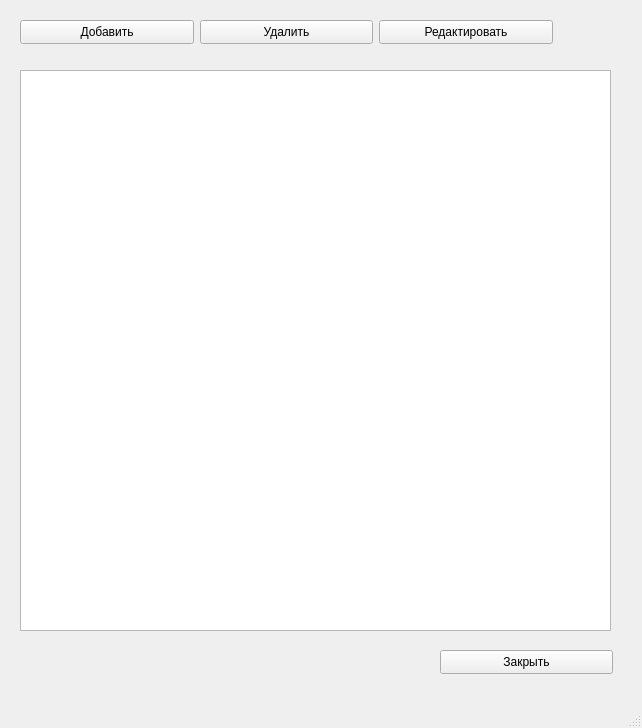
First picture: the form in ui/edit_catalog.ui, repository Th0rn-dev/training-planner-2, before the edit.
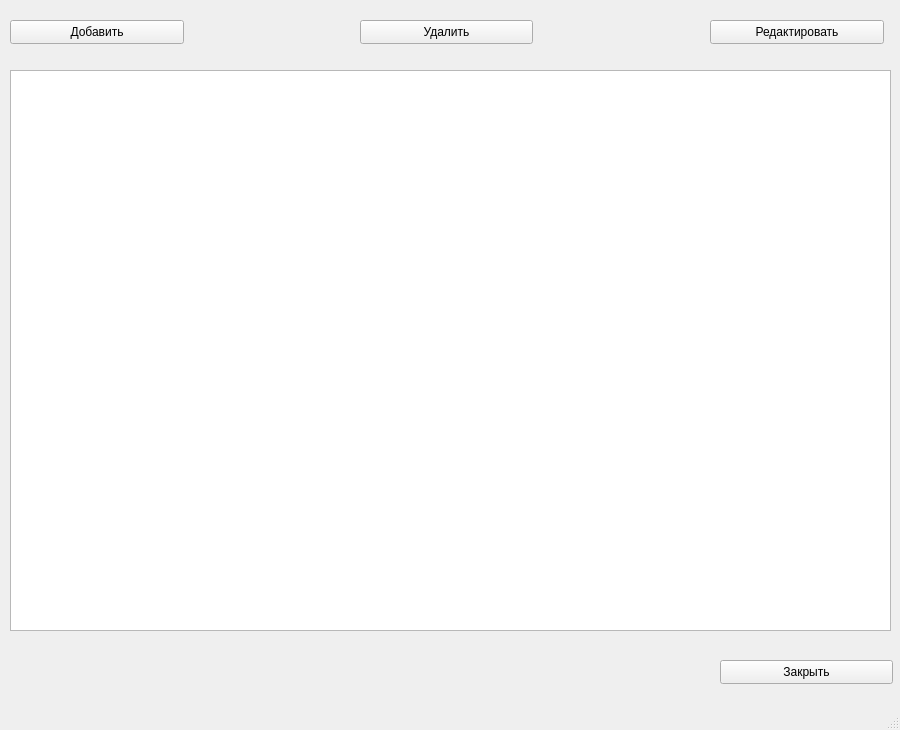
Second picture: the form after the edit.

What changed in the file:
```diff
--- a/ui/edit_catalog.ui
+++ b/ui/edit_catalog.ui
@@ -6,8 +6,8 @@
    <rect>
     <x>0</x>
     <y>0</y>
-    <width>642</width>
-    <height>728</height>
+    <width>900</width>
+    <height>730</height>
    </rect>
   </property>
   <property name="windowTitle">
@@ -17,7 +17,7 @@
    <widget class="QPushButton" name="buttonEdit">
     <property name="geometry">
      <rect>
-      <x>379</x>
+      <x>710</x>
       <y>20</y>
       <width>174</width>
       <height>24</height>
@@ -30,8 +30,8 @@
    <widget class="QPushButton" name="buttonExit">
     <property name="geometry">
      <rect>
-      <x>440</x>
-      <y>650</y>
+      <x>720</x>
+      <y>660</y>
       <width>173</width>
       <height>24</height>
      </rect>
@@ -43,7 +43,7 @@
    <widget class="QPushButton" name="buttonAdd">
     <property name="geometry">
      <rect>
-      <x>20</x>
+      <x>10</x>
       <y>20</y>
       <width>174</width>
       <height>24</height>
@@ -56,7 +56,7 @@
    <widget class="QPushButton" name="buttonRemove">
     <property name="geometry">
      <rect>
-      <x>200</x>
+      <x>360</x>
       <y>20</y>
       <width>173</width>
       <height>24</height>
@@ -69,9 +69,9 @@
    <widget class="QTableView" name="tableView">
     <property name="geometry">
      <rect>
-      <x>20</x>
+      <x>10</x>
       <y>70</y>
-      <width>591</width>
+      <width>881</width>
       <height>561</height>
      </rect>
     </property>
```
Left out of the diff: 6 changed lines with no effect on the pictures.
